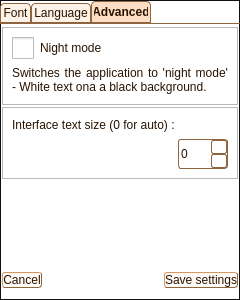
First picture: the form in Mobile/mobileapp.ui, repository MosheWagner/Orayta-QT, before the edit.
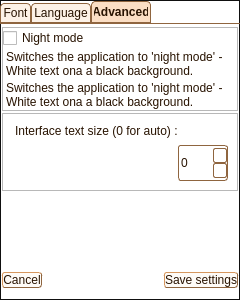
Second picture: the form after the edit. The open tabs and pages were chosen to show the change. Icons and pictures are not drawn. Custom widgets are drawn as their Qt base class.

```diff
--- a/Mobile/mobileapp.ui
+++ b/Mobile/mobileapp.ui
@@ -169,9 +169,13 @@
     <normaloff>:/Icons/Orayta.png</normaloff>:/Icons/Orayta.png</iconset>
   </property>
   <property name="styleSheet">
-   <string notr="true">*::indicator { 
- height: 22 px; 
-width: 22 px;
+   <string notr="true">QSpinBox {
+	min-height: 2em;
+}
+
+*::indicator { 
+ height: 2em; 
+width: 2em;
 }
 QFrame {margin: 1 px;}
 
@@ -203,7 +207,8 @@
     border-width: 1px;
     /* Border color is now set */
     border-color: #8F653F;
-	min-height: 1.1em;
+	min-height: 1.5em;
+	min-width: 1.5em;
 	/*color: #E67A17;*/
 }
 QToolButton:pressed, QPushButton:pressed, QPushButton:checked {
@@ -276,8 +281,8 @@
 background-color: rgb(47, 2, 2);
     border: 1px solid #8F653F;
     border-radius: 2px;
-   	min-width: 1em; 
-	min-height: 1 em;
+   	min-width: 2em; 
+	min-height: 1em;
 	background-color: none;
 }
 
@@ -329,6 +334,11 @@
 *::up-arrow{	image: url(:/flat-icons/up.png); width: 10px;   height: 10px; }
 *::down-arrow{	image: url(:/flat-icons/down.png); width: 10px;   height: 10px;  }
 
+/**::up-button { 
+	min-height: 2em;
+}*/
+
+
 
 /**::corner{background-color: #F9B06D;}*/
 
@@ -4744,6 +4754,21 @@
               <enum>QFrame::StyledPanel</enum>
              </property>
              <layout class="QVBoxLayout" name="verticalLayout_29">
+              <property name="spacing">
+               <number>1</number>
+              </property>
+              <property name="leftMargin">
+               <number>0</number>
+              </property>
+              <property name="topMargin">
+               <number>0</number>
+              </property>
+              <property name="rightMargin">
+               <number>0</number>
+              </property>
+              <property name="bottomMargin">
+               <number>0</number>
+              </property>
               <item>
                <widget class="QCheckBox" name="NightModeCKBX">
                 <property name="text">
@@ -4759,8 +4784,21 @@
                 <property name="scaledContents">
                  <bool>false</bool>
                 </property>
-                <property name="alignment">
-                 <set>Qt::AlignJustify|Qt::AlignVCenter</set>
+                <property name="wordWrap">
+                 <bool>true</bool>
+                </property>
+               </widget>
+              </item>
+              <item>
+               <widget class="QLabel" name="label_8">
+                <property name="font">
+                 <font>
+                  <weight>50</weight>
+                  <bold>false</bold>
+                 </font>
+                </property>
+                <property name="text">
+                 <string>Switches the application to 'night mode' - White text ona a black background.</string>
                 </property>
                 <property name="wordWrap">
                  <bool>true</bool>
@@ -4784,9 +4822,6 @@
                 <property name="scaledContents">
                  <bool>false</bool>
                 </property>
-                <property name="alignment">
-                 <set>Qt::AlignJustify|Qt::AlignVCenter</set>
-                </property>
                 <property name="wordWrap">
                  <bool>true</bool>
                 </property>
@@ -4818,9 +4853,12 @@
                   <property name="minimumSize">
                    <size>
                     <width>50</width>
-                    <height>30</height>
+                    <height>36</height>
                    </size>
                   </property>
+                  <property name="buttonSymbols">
+                   <enum>QAbstractSpinBox::UpDownArrows</enum>
+                  </property>
                   <property name="value">
                    <number>0</number>
                   </property>
```
Left out of the diff: 110 changed lines with no effect on the pictures.
